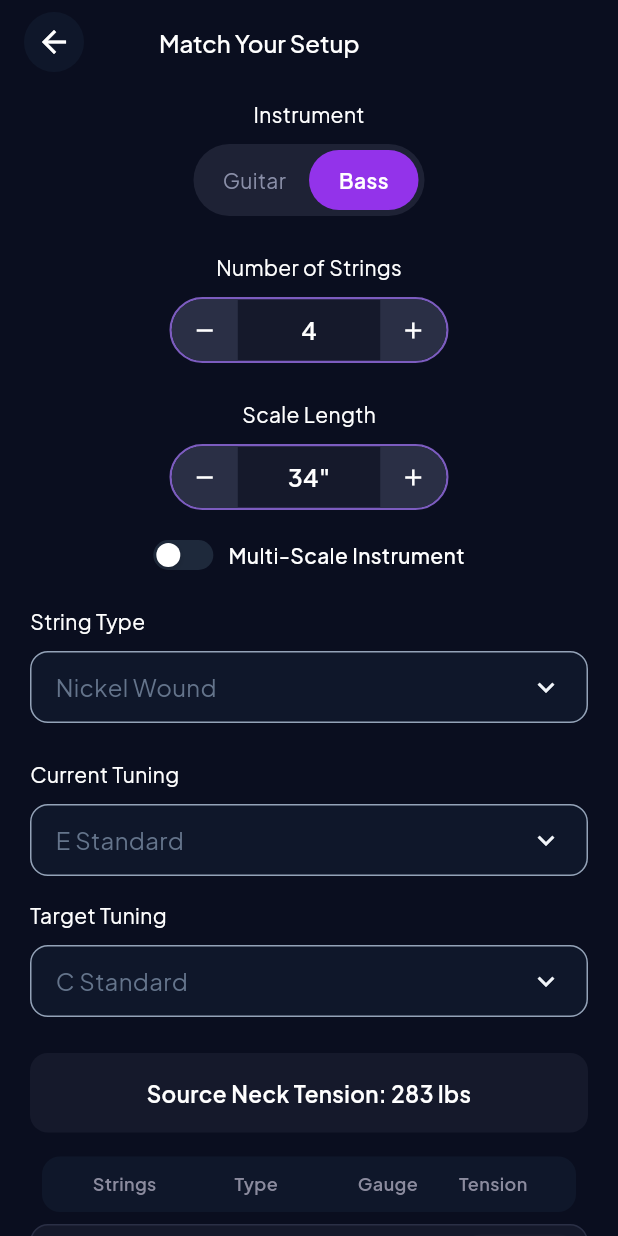
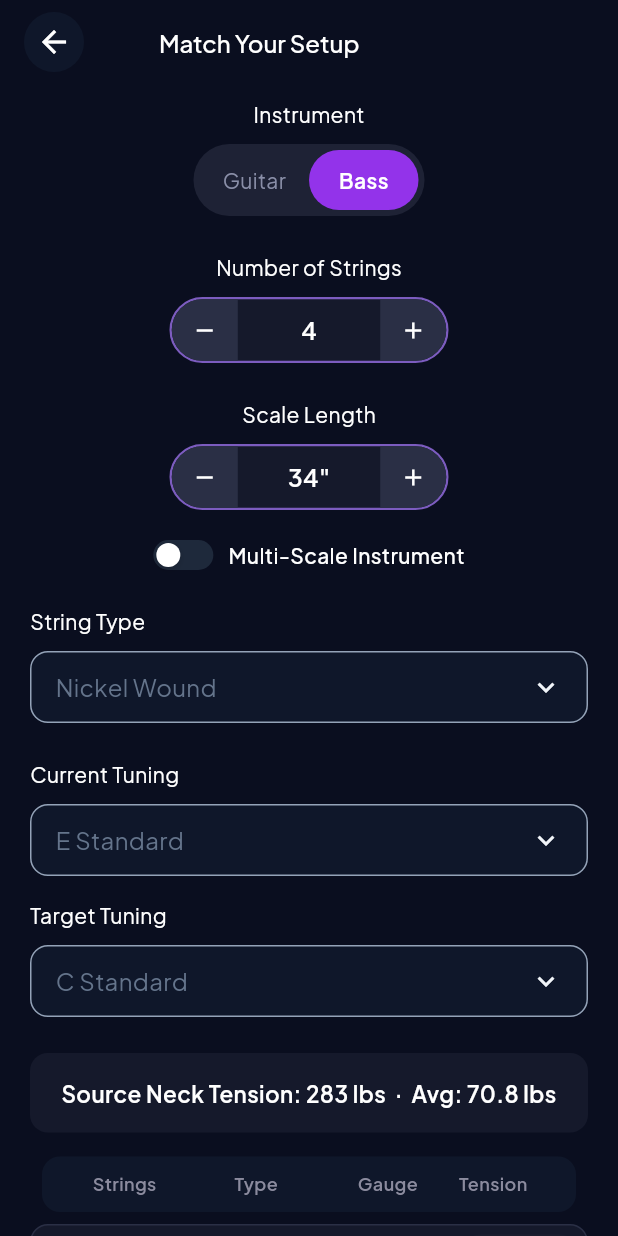
Before and after one commit to MdLimon123/String-Tune-App, a Flutter app: the MatchYourSetupPage screen opened by its route, after a tap on "Bass", on a phone screen of 412 x 824 dp. Run offline on Flutter 3.47's test engine with Material 3 defaults, Android fonts, the phone set to English and light mode, and no system bars; our stand-ins replace connectivity_plus, flutter_svg, get, image_picker, shared_preferences; accounts and stored records are empty; network calls fail.

Commit message:
change the guiter

```diff
--- a/lib/app/features/buildSetup/view/recommended_setup_page.dart
+++ b/lib/app/features/buildSetup/view/recommended_setup_page.dart
@@ -86,7 +86,7 @@ class _RecommendedSetupPageState extends State<RecommendedSetupPage> {
                     crossAxisAlignment: CrossAxisAlignment.start,
                     children: [
                       Text(
-                        'Total Neck Tension: ${total.toStringAsFixed(1)} lbs',
+                        'Total Neck Tension: ${total.round()} lbs  ·  Avg: ${(result.gauges.isNotEmpty ? total / result.gauges.length : 0.0).toStringAsFixed(1)} lbs',
                         style: const TextStyle(
                           fontSize: 18,
                           fontWeight: FontWeight.w500,
--- a/lib/app/features/calculate/view/calculate_screen.dart
+++ b/lib/app/features/calculate/view/calculate_screen.dart
@@ -134,7 +134,7 @@ class _CalculateScreenState extends State<CalculateScreen> {
                         borderRadius: BorderRadius.circular(12),
                       ),
                       child: Text(
-                        'Total Neck Tension: ${calc.totalTension.round()} lbs',
+                        'Total Neck Tension: ${calc.totalTension.round()} lbs  ·  Avg: ${(calc.stringCount > 0 ? calc.totalTension / calc.stringCount : 0.0).toStringAsFixed(1)} lbs',
                         style: const TextStyle(
                           color: Colors.white,
                           fontSize: 15,
--- a/lib/app/features/library/view/generate_matched_page.dart
+++ b/lib/app/features/library/view/generate_matched_page.dart
@@ -127,7 +127,7 @@ class _GenerateMatchedPageState extends State<GenerateMatchedPage> {
                   ),
                   SizedBox(height: 8),
                   Text(
-                    "Total Tension: 118.4 lbs",
+                    "Total Tension: 118.4 lbs  ·  Avg: 19.7 lbs",
                     style: TextStyle(
                       color: Colors.white,
                       fontSize: 16,
@@ -170,7 +170,7 @@ class _GenerateMatchedPageState extends State<GenerateMatchedPage> {
                 crossAxisAlignment: CrossAxisAlignment.start,
                 children: [
                   Text(
-                    "Original:118.4 lbs",
+                    "Original: 118.4 lbs  ·  Avg: 19.7 lbs",
                     style: TextStyle(
                       color: Colors.white,
                       fontSize: 20,
@@ -179,7 +179,7 @@ class _GenerateMatchedPageState extends State<GenerateMatchedPage> {
                   ),
                   SizedBox(height: 8),
                   Text(
-                    "New:118.7 lbs",
+                    "New: 118.7 lbs  ·  Avg: 19.8 lbs",
                     style: TextStyle(
                       color: Colors.white,
                       fontSize: 16,
--- a/lib/app/features/library/view/match_feed_in_page.dart
+++ b/lib/app/features/library/view/match_feed_in_page.dart
@@ -233,7 +233,7 @@ class _MatchFeedInPageState extends State<MatchFeedInPage> {
                   ),
                   SizedBox(height: 8),
                   Text(
-                    "Total Tension: 118.4 lbs",
+                    "Total Tension: 118.4 lbs  ·  Avg: 19.7 lbs",
                     style: TextStyle(
                       color: Colors.white,
                       fontSize: 16,
--- a/lib/app/features/library/view/view_page.dart
+++ b/lib/app/features/library/view/view_page.dart
@@ -101,7 +101,7 @@ class _ViewPageState extends State<ViewPage> {
                       ),
                       const SizedBox(height: 8),
                       Text(
-                        'Total Tension: ${total.round()} lbs',
+                        'Total Tension: ${total.round()} lbs  ·  Avg: ${(calc.gauges.isNotEmpty ? total / calc.gauges.length : 0.0).toStringAsFixed(1)} lbs',
                         style: const TextStyle(
                           color: Colors.white,
                           fontSize: 16,
--- a/lib/app/features/match/view/match_your_setup_page.dart
+++ b/lib/app/features/match/view/match_your_setup_page.dart
@@ -148,7 +148,7 @@ class _MatchYourSetupPageState extends State<MatchYourSetupPage> {
                         borderRadius: BorderRadius.circular(12),
                       ),
                       child: Text(
-                        'Source Neck Tension: ${c.srcTensions.fold<double>(0, (a, b) => a + b).round()} lbs',
+                        'Source Neck Tension: ${c.srcTensions.fold<double>(0, (a, b) => a + b).round()} lbs  ·  Avg: ${(c.srcStringCount > 0 ? c.srcTensions.fold<double>(0, (a, b) => a + b) / c.srcStringCount : 0.0).toStringAsFixed(1)} lbs',
                         style: const TextStyle(
                           color: Colors.white,
                           fontSize: 15,
@@ -223,7 +223,7 @@ class _MatchYourSetupPageState extends State<MatchYourSetupPage> {
                           borderRadius: BorderRadius.circular(12),
                         ),
                         child: Text(
-                          'Matched Neck Tension: ${c.tgtTensions.fold<double>(0, (a, b) => a + b).round()} lbs',
+                          'Matched Neck Tension: ${c.tgtTensions.fold<double>(0, (a, b) => a + b).round()} lbs  ·  Avg: ${(c.srcStringCount > 0 ? c.tgtTensions.fold<double>(0, (a, b) => a + b) / c.srcStringCount : 0.0).toStringAsFixed(1)} lbs',
                           style: const TextStyle(
                             color: Colors.white,
                             fontSize: 15,
--- a/lib/app/features/tuning/controller/tuning_workbench_controller.dart
+++ b/lib/app/features/tuning/controller/tuning_workbench_controller.dart
@@ -216,7 +216,18 @@ class TuningWorkbenchController extends GetxController {
     final base6 = tuning?.names6 ?? const ['e', 'B', 'G', 'D', 'A', 'E'];
 
     if (instrument == 'bass') {
-      return bassStringNames[stringCount] ?? bassStringNames[4]!;
+      final base = bassStringNames[stringCount] ?? bassStringNames[4]!;
+      final stdFreq = 82.41;
+      final curFreq = tuning?.notes[5] ?? stdFreq;
+      final semis = (12 * math.log(curFreq / stdFreq) / math.ln2).round();
+      if (semis == 0) return base;
+
+      const chromatic = ["C", "C#", "D", "Eb", "E", "F", "F#", "G", "Ab", "A", "Bb", "B"];
+      return base.map((name) {
+        final idx = chromatic.indexOf(name);
+        if (idx == -1) return name;
+        return chromatic[((idx + semis) % 12 + 12) % 12];
+      }).toList();
     }
     if (stringCount == 7) {
       return [...base6, 'B'];
@@ -1227,7 +1238,7 @@ class TuningWorkbenchController extends GetxController {
     if (d <= 0) return 0;
 
     if (!isWound) {
-      return _uwPlainCoeff * d * d;
+      return _uwPlainCoeff * d * d * stringTypeMult;
     }
 
     final thou = (d * 1000).round();
```
Also changed, not shown: lib/app/features/artiset/controller/artist_controller.dart (+18 -6 lines), lib/app/features/artiset/view/artist_tunings_details_page.dart (+17 -12 lines), lib/app/features/artiset/view/artist_tunings_page.dart (+15 -0 lines), lib/app/features/home/view/home_screen.dart (+4 -4 lines), assets/image/load.png (added), assets/image/match.png (added), assets/image/tension.png (added), 2 other files.
